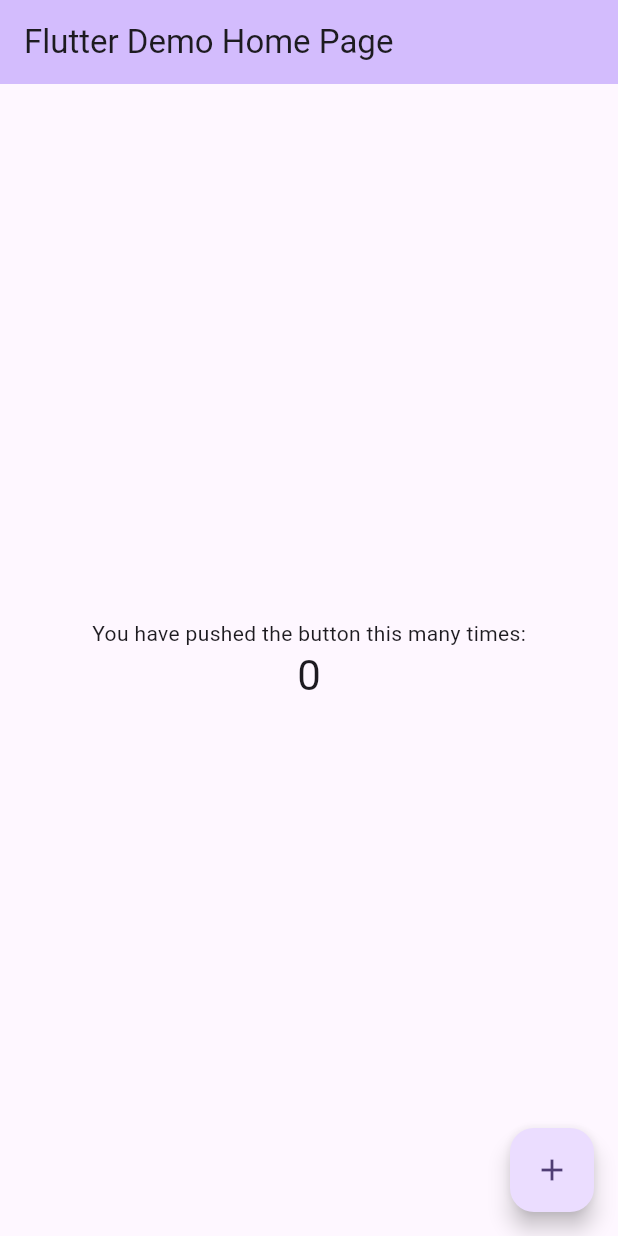
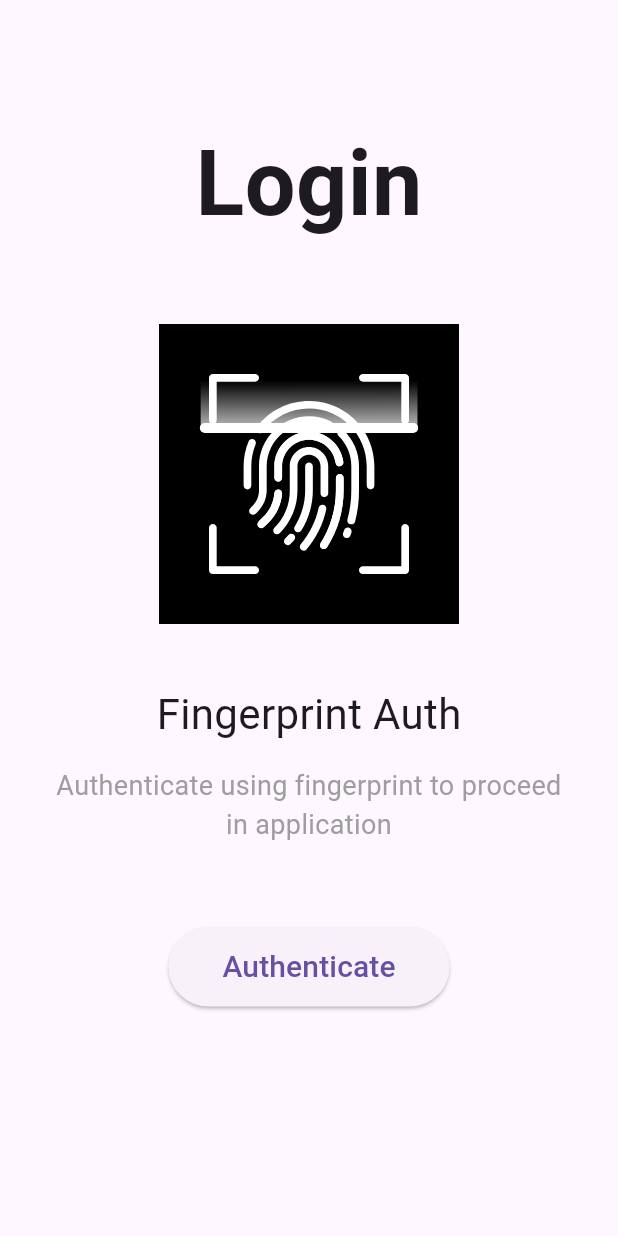
Before and after one commit to Smohana-Priya/fingerprint_authentication, a Flutter app: the screen it shows after launch, on a phone screen of 412 x 824 dp. Run offline on Flutter 3.47's test engine with Material 3 defaults, Android fonts, the phone set to English and light mode, and no system bars; our stand-ins replace local_auth, lottie.

Commit message:
finger print authentication

```diff
--- a/lib/main.dart
+++ b/lib/main.dart
@@ -1,125 +1,8 @@
+// ignore_for_file: library_private_types_in_public_api
+
+import 'package:faceid_and_fingerprint_authentication/screens/login.dart';
 import 'package:flutter/material.dart';
 
 void main() {
-  runApp(const MyApp());
+  runApp(const Login());
 }
-
-class MyApp extends StatelessWidget {
-  const MyApp({super.key});
-
-  // This widget is the root of your application.
-  @override
-  Widget build(BuildContext context) {
-    return MaterialApp(
-      title: 'Flutter Demo',
-      theme: ThemeData(
-        // This is the theme of your application.
-        //
-        // TRY THIS: Try running your application with "flutter run". You'll see
-        // the application has a purple toolbar. Then, without quitting the app,
-        // try changing the seedColor in the colorScheme below to Colors.green
-        // and then invoke "hot reload" (save your changes or press the "hot
-        // reload" button in a Flutter-supported IDE, or press "r" if you used
-        // the command line to start the app).
-        //
-        // Notice that the counter didn't reset back to zero; the application
-        // state is not lost during the reload. To reset the state, use hot
-        // restart instead.
-        //
-        // This works for code too, not just values: Most code changes can be
-        // tested with just a hot reload.
-        colorScheme: ColorScheme.fromSeed(seedColor: Colors.deepPurple),
-        useMaterial3: true,
-      ),
-      home: const MyHomePage(title: 'Flutter Demo Home Page'),
-    );
-  }
-}
-
-class MyHomePage extends StatefulWidget {
-  const MyHomePage({super.key, required this.title});
-
-  // This widget is the home page of your application. It is stateful, meaning
-  // that it has a State object (defined below) that contains fields that affect
-  // how it looks.
-
-  // This class is the configuration for the state. It holds the values (in this
-  // case the title) provided by the parent (in this case the App widget) and
-  // used by the build method of the State. Fields in a Widget subclass are
-  // always marked "final".
-
-  final String title;
-
-  @override
-  State<MyHomePage> createState() => _MyHomePageState();
-}
-
-class _MyHomePageState extends State<MyHomePage> {
-  int _counter = 0;
-
-  void _incrementCounter() {
-    setState(() {
-      // This call to setState tells the Flutter framework that something has
-      // changed in this State, which causes it to rerun the build method below
-      // so that the display can reflect the updated values. If we changed
-      // _counter without calling setState(), then the build method would not be
-      // called again, and so nothing would appear to happen.
-      _counter++;
-    });
-  }
-
-  @override
-  Widget build(BuildContext context) {
-    // This method is rerun every time setState is called, for instance as done
-    // by the _incrementCounter method above.
-    //
-    // The Flutter framework has been optimized to make rerunning build methods
-    // fast, so that you can just rebuild anything that needs updating rather
-    // than having to individually change instances of widgets.
-    return Scaffold(
-      appBar: AppBar(
-        // TRY THIS: Try changing the color here to a specific color (to
-        // Colors.amber, perhaps?) and trigger a hot reload to see the AppBar
-        // change color while the other colors stay the same.
-        backgroundColor: Theme.of(context).colorScheme.inversePrimary,
-        // Here we take the value from the MyHomePage object that was created by
-        // the App.build method, and use it to set our appbar title.
-        title: Text(widget.title),
-      ),
-      body: Center(
-        // Center is a layout widget. It takes a single child and positions it
-        // in the middle of the parent.
-        child: Column(
-          // Column is also a layout widget. It takes a list of children and
-          // arranges them vertically. By default, it sizes itself to fit its
-          // children horizontally, and tries to be as tall as its parent.
-          //
-          // Column has various properties to control how it sizes itself and
-          // how it positions its children. Here we use mainAxisAlignment to
-          // center the children vertically; the main axis here is the vertical
-          // axis because Columns are vertical (the cross axis would be
-          // horizontal).
-          //
-          // TRY THIS: Invoke "debug painting" (choose the "Toggle Debug Paint"
-          // action in the IDE, or press "p" in the console), to see the
-          // wireframe for each widget.
-          mainAxisAlignment: MainAxisAlignment.center,
-          children: <Widget>[
-            const Text(
-              'You have pushed the button this many times:',
-            ),
-            Text(
-              '$_counter',
-              style: Theme.of(context).textTheme.headlineMedium,
-            ),
-          ],
-        ),
-      ),
-      floatingActionButton: FloatingActionButton(
-        onPressed: _incrementCounter,
-        tooltip: 'Increment',
-        child: const Icon(Icons.add),
-      ), // This trailing comma makes auto-formatting nicer for build methods.
-    );
-  }
-}
--- /dev/null
+++ b/lib/screens/login.dart
@@ -0,0 +1,120 @@
+// ignore_for_file: avoid_print
+
+import 'package:flutter/material.dart';
+import 'package:flutter/services.dart';
+import 'package:local_auth/local_auth.dart';
+import 'package:lottie/lottie.dart';
+
+class Login extends StatefulWidget {
+  const Login({super.key});
+
+  @override
+  State<Login> createState() => _LoginState();
+}
+
+class _LoginState extends State<Login> {
+  late final LocalAuthentication auth;
+
+  // bool supportState = false;
+
+  @override
+  void initState() {
+    super.initState();
+
+    auth = LocalAuthentication();
+    // auth.isDeviceSupported().then((bool isSupported) => setState(() {
+    //       supportState = isSupported;
+    //     }));
+  }
+
+  // Future<void> _getAvailableBioMetrics() async {
+  //   List<BiometricType> availableBiometrics =
+  //       await auth.getAvailableBiometrics();
+
+  //   if (!mounted) {
+  //     return;
+  //   }
+  // }
+
+  Future<void> _authenticate(BuildContext context) async {
+    try {
+      bool authenticated = await auth.authenticate(
+          localizedReason: "Scan your fingerprint to authenticate",
+          options: const AuthenticationOptions(
+              stickyAuth: true, biometricOnly: true));
+      if (authenticated) {
+        print("authenticated-----$authenticated");
+      }
+    } on PlatformException catch (e) {
+      print(e);
+    }
+  }
+
+  @override
+  Widget build(BuildContext context) {
+    return MaterialApp(
+      debugShowCheckedModeBanner: false,
+      home: SafeArea(
+        child: Scaffold(
+          body: Column(
+            children: [
+              const SizedBox(
+                height: 80,
+              ),
+              const Text(
+                "Login",
+                style: TextStyle(fontSize: 60, fontWeight: FontWeight.bold),
+              ),
+              const SizedBox(
+                height: 50,
+              ),
+              Lottie.asset("assets/animation.json", height: 200),
+              const SizedBox(
+                height: 40,
+              ),
+              const Text(
+                "Fingerprint Auth",
+                style: TextStyle(fontSize: 28),
+              ),
+              const SizedBox(
+                height: 10,
+              ),
+              const Padding(
+                padding: EdgeInsets.symmetric(horizontal: 28, vertical: 5),
+                child: Center(
+                  child: Text(
+                    "Authenticate using fingerprint to proceed in application",
+                    style: TextStyle(
+                      fontSize: 18,
+                      color: Colors.grey,
+                    ),
+                    textAlign: TextAlign.center,
+                  ),
+                ),
+              ),
+              const SizedBox(
+                height: 50,
+              ),
+              //get available bio metrics type
+              // ElevatedButton(
+              //     onPressed: _getAvailableBioMetrics,
+              //     child: const Text("Get available biometrics")),
+
+              ElevatedButton(
+                  onPressed: () {
+                    _authenticate(context);
+                  },
+                  child: const Padding(
+                    padding: EdgeInsets.all(12.0),
+                    child: Text(
+                      "Authenticate",
+                      style: TextStyle(fontSize: 20),
+                    ),
+                  ))
+            ],
+          ),
+        ),
+      ),
+    );
+  }
+}
```
Also changed, not shown: assets/animation.json (added, +1 -0 lines), pubspec.yaml (+4 -65 lines), pubspec.lock, 12 other files.
